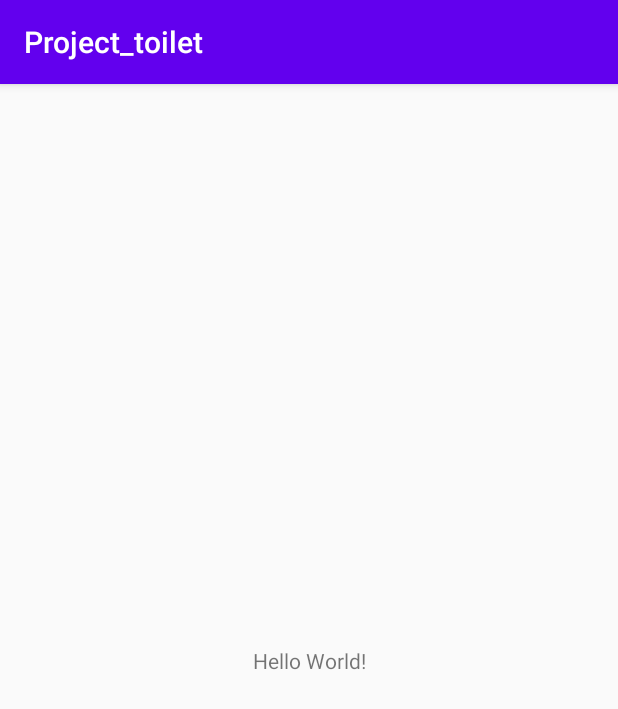
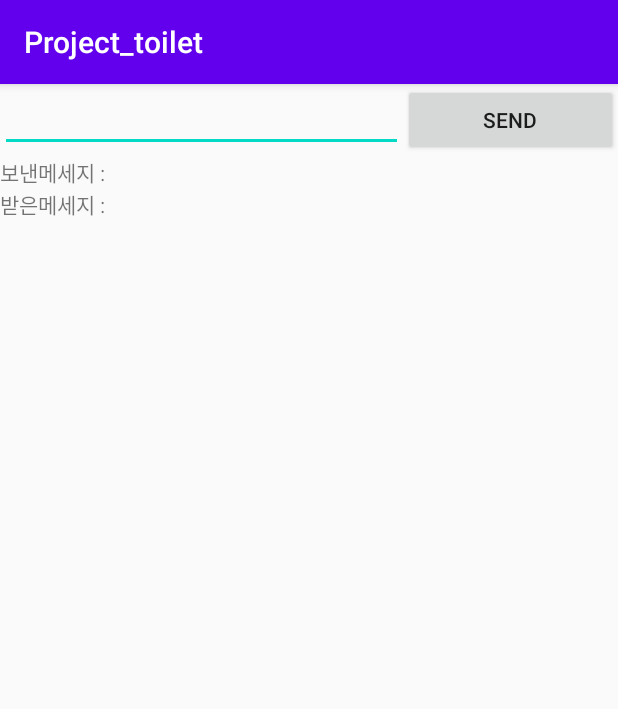
Before and after one commit to OkSeungBae/Hustar_Embedded_Project, an Android app: the screen it shows after launch (MainActivity), on a phone screen of 412 x 824 dp. Shown: the top 709 px of the screen. Run offline under Robolectric (Android 15) with nearby library versions, the phone set to English and light mode, and no system bars.

Commit message:
[기재] 안드로이드 소켓통신 구현중

```diff
--- a/5.Android/Toilet/app/src/main/java/com/example/project_toilet/MainActivity.java
+++ b/5.Android/Toilet/app/src/main/java/com/example/project_toilet/MainActivity.java
@@ -1,14 +1,149 @@
 package com.example.project_toilet;
 
 import androidx.appcompat.app.AppCompatActivity;
+import androidx.core.app.ActivityCompat;
 
+import android.Manifest;
+import android.content.Context;
+import android.content.pm.PackageManager;
+import android.os.AsyncTask;
+import android.os.Build;
 import android.os.Bundle;
+import android.text.TextUtils;
+import android.util.Log;
+import android.view.View;
+import android.widget.Button;
+import android.widget.EditText;
+import android.widget.TextView;
+import android.widget.Toast;
+
+import java.io.BufferedReader;
+import java.io.DataInputStream;
+import java.io.DataOutputStream;
+import java.io.IOException;
+import java.io.InputStreamReader;
+import java.io.PrintWriter;
+import java.net.Socket;
+import java.net.URL;
+import java.net.UnknownHostException;
 
 public class MainActivity extends AppCompatActivity {
+    Button send_button;
+    EditText send_editText;
+    TextView send_textView;
+    TextView read_textView;
+    private Socket client;
 
     @Override
     protected void onCreate(Bundle savedInstanceState) {
         super.onCreate(savedInstanceState);
         setContentView(R.layout.activity_main);
+        send_button = findViewById(R.id.send_button);
+        send_editText = findViewById(R.id.send_editText);
+        send_textView = findViewById(R.id.send_textView);
+        read_textView = findViewById(R.id.read_textView);
+
+
+        Log.d("send","go send!!!");
+        Connect connect = new Connect();
+        connect.execute();
     }
+
+    private class Connect extends AsyncTask<Void ,String ,Void > {
+        private String SERVER_IP = "10.1.4.111";
+        private DataInputStream dataInput;
+        private String inputMessage;
+        @Override
+        protected Void doInBackground(Void... voids) {
+            try {
+                client = new Socket(SERVER_IP, 8080);
+                Log.w("cnt","connect");
+            } catch (UnknownHostException e) {
+                String str = e.getMessage().toString();
+                Log.w("discnt", str + " 1");
+            } catch (IOException e) {
+                String str = e.getMessage().toString();
+                Log.w("discnt", str + " 2");
+            }
+
+            /*
+            boolean isStop;
+            try {
+                while (true) {
+                    dataInput = new DataInputStream(client.getInputStream());
+                    inputMessage = dataInput.readUTF();
+                    publishProgress(inputMessage);
+                }
+            } catch (IOException e) {
+                e.printStackTrace();
+            }
+            */
+            return null;
+        }
+        @Override
+        protected void onPostExecute(Void result) {
+            send_button.setOnClickListener(new View.OnClickListener() {
+                @Override
+                public void onClick(View view) {
+                    String text = send_editText.getText().toString();
+                    Sender sender = new Sender();
+                    sender.execute(text);
+                }
+            });
+            if(client != null){
+                Receiver receiver = new Receiver();
+                receiver.execute();
+            }
+
+
+        }
+    }
+
+    private class Sender extends AsyncTask<String, String, Void> {
+        private String message;
+        private DataOutputStream dataOutput;
+        @Override
+        protected Void doInBackground(String... strings) {
+            try {
+                message = strings[0];
+                dataOutput = new DataOutputStream(client.getOutputStream());
+                dataOutput.writeUTF(message);
+            } catch (IOException e) {
+                e.printStackTrace();
+            }
+            return null;
+        }
+        @Override
+        protected void onPostExecute(Void result) {
+            send_textView.setText(""); // Clear the chat box
+            send_textView.append("보낸 메세지: " + message + "\n");
+        }
+    }
+
+
+    private class Receiver extends AsyncTask<Void, Void, Void> {
+
+        private String message;
+        private DataInputStream dataInput;
+
+        @Override
+        protected Void doInBackground(Void... voids) {
+            try {
+                dataInput = new DataInputStream(client.getInputStream());
+                message = dataInput.readUTF();
+                if(! message.isEmpty()){
+                    publishProgress(null);
+                }
+            }catch (IOException e) {
+                e.printStackTrace();
+            }
+            return null;
+        }
+        @Override
+        protected void onProgressUpdate(Void... values) {
+            read_textView.setText(""); // Clear the chat box
+            read_textView.append("Server: " + message + "\n");
+        }
+    }
+
 }
--- a/5.Android/Toilet/app/src/main/res/layout/activity_main.xml
+++ b/5.Android/Toilet/app/src/main/res/layout/activity_main.xml
@@ -1,18 +1,50 @@
 <?xml version="1.0" encoding="utf-8"?>
-<androidx.constraintlayout.widget.ConstraintLayout xmlns:android="http://schemas.android.com/apk/res/android"
+<LinearLayout xmlns:android="http://schemas.android.com/apk/res/android"
     xmlns:app="http://schemas.android.com/apk/res-auto"
     xmlns:tools="http://schemas.android.com/tools"
     android:layout_width="match_parent"
     android:layout_height="match_parent"
-    tools:context=".MainActivity">
+    android:orientation="vertical"
+    tools:context=".MainActivity" >
 
-    <TextView
-        android:layout_width="wrap_content"
+    <LinearLayout
+        android:layout_width="match_parent"
         android:layout_height="wrap_content"
-        android:text="Hello World!"
-        app:layout_constraintBottom_toBottomOf="parent"
-        app:layout_constraintLeft_toLeftOf="parent"
-        app:layout_constraintRight_toRightOf="parent"
-        app:layout_constraintTop_toTopOf="parent" />
+        android:orientation="horizontal">
 
-</androidx.constraintlayout.widget.ConstraintLayout>
+        <EditText
+            android:id="@+id/send_editText"
+            android:layout_width="wrap_content"
+            android:layout_height="wrap_content"
+            android:layout_weight="1"
+            android:ems="10"
+            android:inputType="textPersonName" />
+
+        <Button
+            android:id="@+id/send_button"
+            android:layout_width="wrap_content"
+            android:layout_height="wrap_content"
+            android:layout_weight="1"
+            android:text="Send" />
+
+    </LinearLayout>
+
+    <LinearLayout
+        android:layout_width="match_parent"
+        android:layout_height="match_parent"
+        android:orientation="vertical">
+
+        <TextView
+            android:id="@+id/send_textView"
+            android:layout_width="match_parent"
+            android:layout_height="wrap_content"
+            android:text="보낸메세지 :" />
+
+        <TextView
+            android:id="@+id/read_textView"
+            android:layout_width="match_parent"
+            android:layout_height="wrap_content"
+            android:text="받은메세지 :" />
+    </LinearLayout>
+
+</LinearLayout>
```
Also changed, not shown: 5.Android/Toilet/app/src/main/AndroidManifest.xml (+10 -0 lines).
